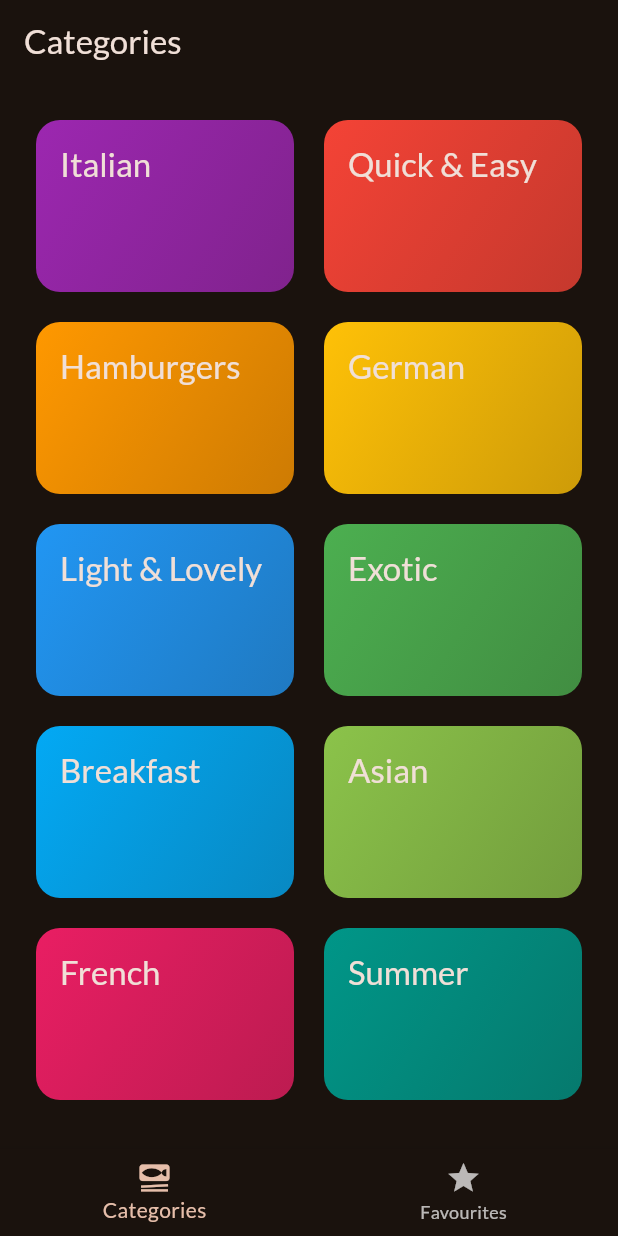
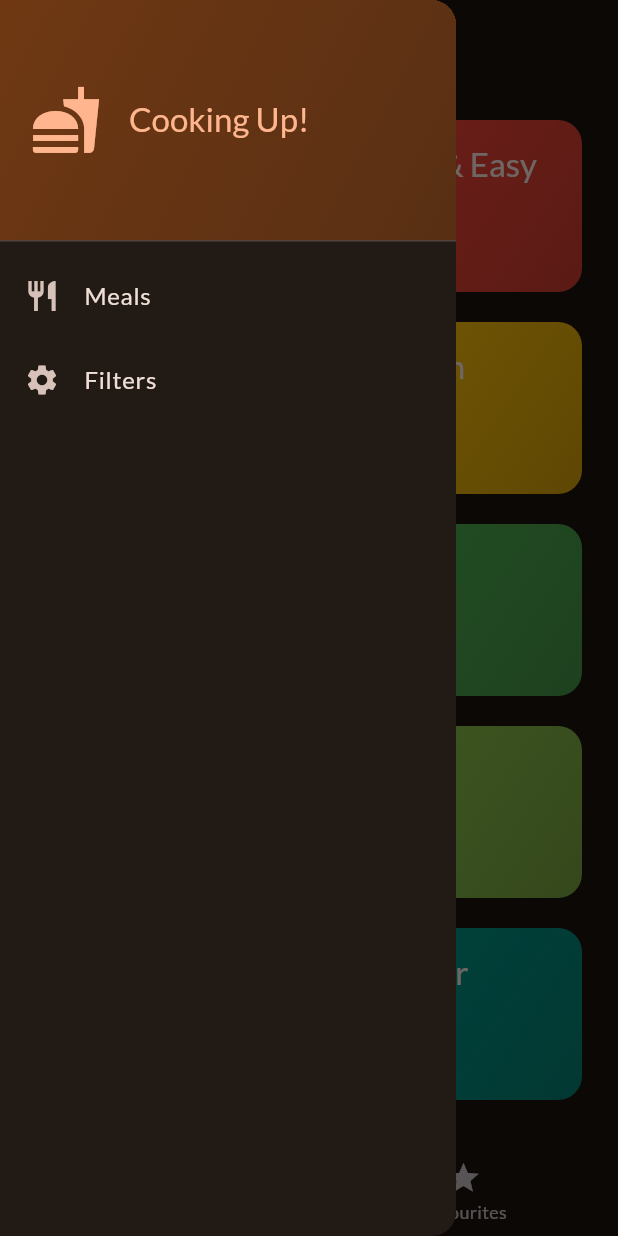
Before and after one commit to dbarkowsky/Learning-Flutter, a Flutter app: the screen it shows after launch, with the side drawer open (before the commit the screen has no drawer), on a phone screen of 412 x 824 dp. Run offline on Flutter 3.47's test engine with Material 3 defaults, Android fonts, the phone set to English and light mode, and no system bars; our stand-ins replace google_fonts, transparent_image.

Commit message:
drawer navigation and filter switches

```diff
--- a/meals_app/lib/screens/tabs.dart
+++ b/meals_app/lib/screens/tabs.dart
@@ -1,7 +1,9 @@
 import 'package:flutter/material.dart';
 import 'package:meals_app/models/meal.dart';
 import 'package:meals_app/screens/categories_screen.dart';
+import 'package:meals_app/screens/filters_screen.dart';
 import 'package:meals_app/screens/meals_screen.dart';
+import 'package:meals_app/widgets/main_drawer.dart';
 
 class TabsScreen extends StatefulWidget {
   const TabsScreen({super.key});
@@ -45,6 +47,18 @@ class _TabsScreenState extends State<TabsScreen> {
     });
   }
 
+  void _setScreen(String identifier) {
+    // Close drawer manually
+    Navigator.of(context).pop();
+    if (identifier == 'filters') {
+      Navigator.of(context).push(
+        MaterialPageRoute(
+          builder: (ctx) => const FiltersScreen(),
+        ),
+      );
+    }
+  }
+
   @override
   Widget build(BuildContext context) {
     Widget activePage = CategoriesScreen(
@@ -70,6 +84,7 @@ class _TabsScreenState extends State<TabsScreen> {
     }
     return Scaffold(
       appBar: AppBar(title: Text(activePageTitle)),
+      drawer: MainDrawer(onSelectScreen: _setScreen),
       body: activePage,
       bottomNavigationBar: BottomNavigationBar(
         items: const [
--- /dev/null
+++ b/meals_app/lib/widgets/main_drawer.dart
@@ -0,0 +1,49 @@
+import 'package:flutter/material.dart';
+
+class MainDrawer extends StatelessWidget {
+  const MainDrawer({super.key, required this.onSelectScreen});
+
+  final void Function(String identifier) onSelectScreen;
+
+  @override
+  Widget build(BuildContext context) {
+    return Drawer(
+      child: Column(
+        children: [
+          // I prefer the AppBar, but course uses this
+          DrawerHeader(
+            padding: const EdgeInsets.all(20),
+            decoration: BoxDecoration(
+              gradient: LinearGradient(
+                colors: [
+                  Theme.of(context).colorScheme.primaryContainer,
+                  Theme.of(context).colorScheme.primaryContainer.withAlpha(180),
+                ],
+                begin: Alignment.topLeft,
+                end: Alignment.bottomRight,
+              ),
+            ),
+            child: Row(
+              children: [
+                Icon(
+                  Icons.fastfood,
+                  size: 48,
+                  color: Theme.of(context).colorScheme.primary,
+                ),
+                SizedBox(width: 18),
+                Text(
+                  'Cooking Up!',
+                  style: Theme.of(context).textTheme.titleLarge!.copyWith(
+                    color: Theme.of(context).colorScheme.primary,
+                  ),
+                ),
+              ],
+            ),
+          ),
+          ListTile(leading: Icon(Icons.restaurant), title: Text('Meals'), onTap: () {onSelectScreen('meals');} ,),
+          ListTile(leading: Icon(Icons.settings), title: Text('Filters'), onTap: () {onSelectScreen('filters');}),
+        ],
+      ),
+    );
+  }
+}
```
Also changed, not shown: meals_app/lib/screens/filters_screen.dart (added, +126 -0 lines).
